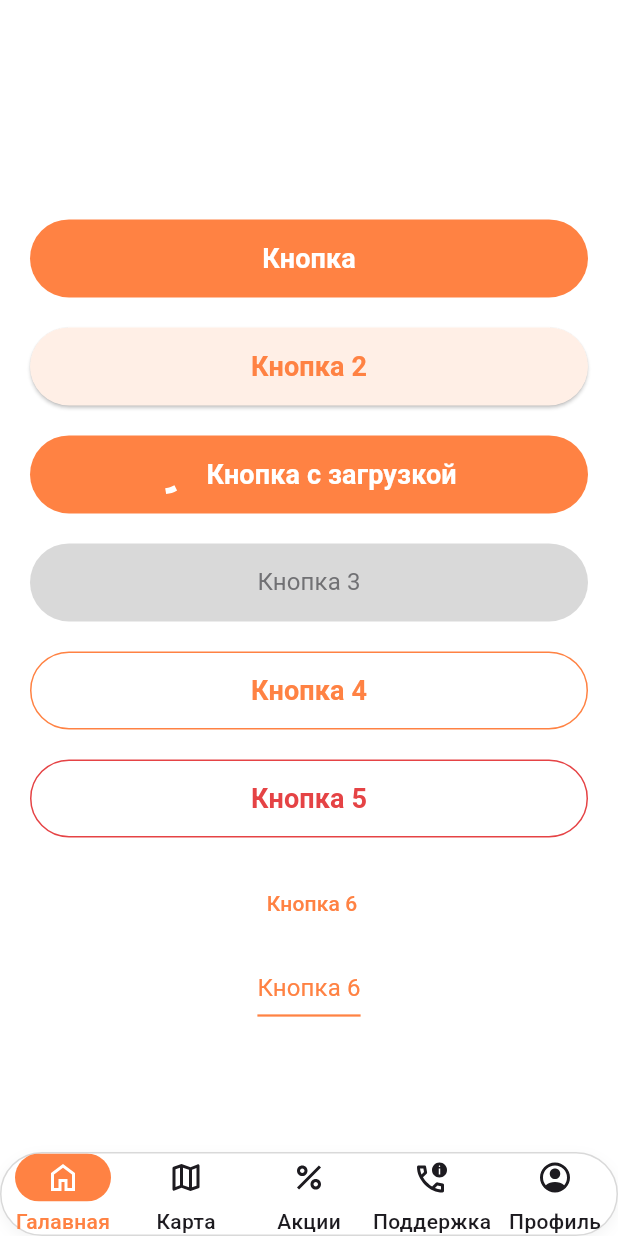
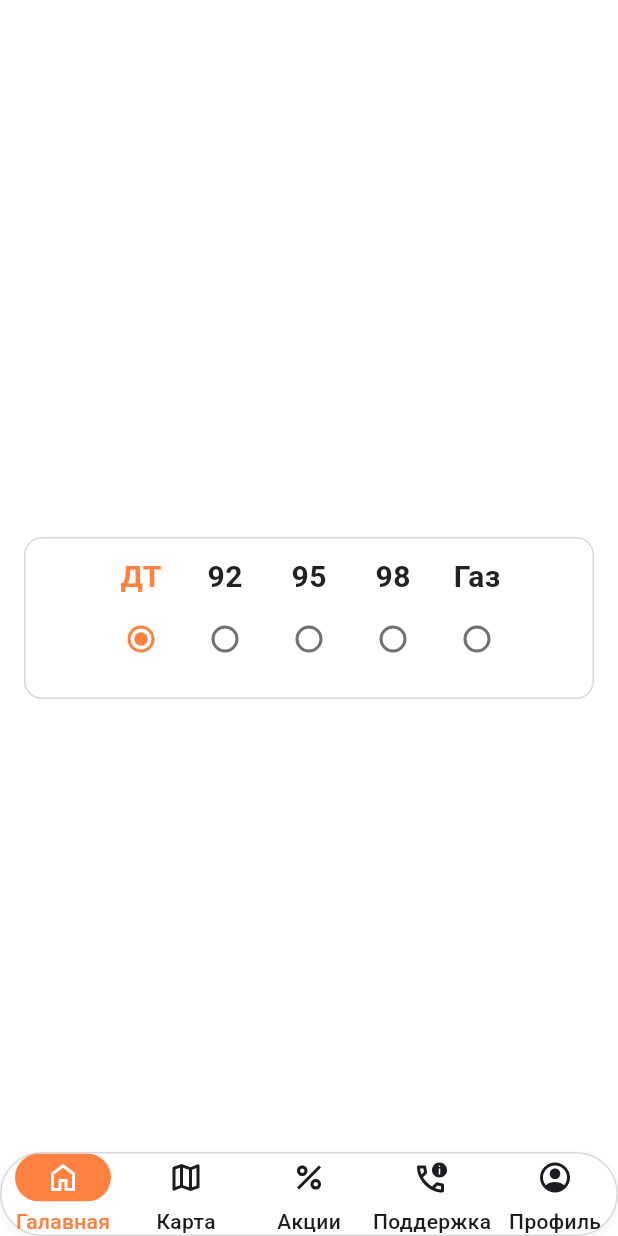
Before and after one commit to ArrGagiev/inforcom, a Flutter app: the screen it shows after launch, on a phone screen of 412 x 824 dp. Run offline on Flutter 3.47's test engine with Material 3 defaults, Android fonts, the phone set to English and light mode, and no system bars; drawn by our look-alikes of persistent_bottom_nav_bar_v2; our stand-ins replace flutter_svg; Roboto replaces fonts that are missing (RobotoFlex).

Commit message:
added radio button and fuel_type_selector

```diff
--- a/lib/core/resources/app_colors.dart
+++ b/lib/core/resources/app_colors.dart
@@ -12,7 +12,6 @@ class AppColors {
   static const yellow = Color(0xFFF5D545);
   static const red = Color(0xFFE54345);
   static const lightGray = Color(0xFFD9D9D9);
-  // тень на боттом баре
-  static const dropShadow15 = Color(0xFFB1B4B6);
+  static const dropShadow15 = Color(0xFFB1B4B6); // тень на боттом баре
   static const iconsBase = Color(0xFF1D1B20);
 }
--- /dev/null
+++ b/lib/core/widgets/radio_buttons/primary_radio_button.dart
@@ -0,0 +1,31 @@
+import 'package:flutter/material.dart';
+import 'package:inforcom/core/resources/app_colors.dart';
+
+class PrimaryRadioButton<T> extends StatelessWidget {
+  final T value;
+  final T? groupValue;
+  final ValueChanged<T?> onChanged;
+
+  const PrimaryRadioButton({
+    super.key,
+    required this.value,
+    required this.groupValue,
+    required this.onChanged,
+  });
+
+  @override
+  Widget build(BuildContext context) {
+    return Radio<T>(
+      value: value,
+      groupValue: groupValue,
+      onChanged: onChanged,
+      materialTapTargetSize: MaterialTapTargetSize.shrinkWrap,
+      fillColor: WidgetStateProperty.resolveWith<Color>((states) {
+        if (states.contains(WidgetState.selected)) {
+          return AppColors.accent;
+        }
+        return AppColors.secondaryText;
+      }),
+    );
+  }
+}
--- a/lib/features/main/main_page.dart
+++ b/lib/features/main/main_page.dart
@@ -6,6 +6,7 @@ import 'package:inforcom/core/widgets/buttons/primary_button.dart';
 import 'package:inforcom/core/widgets/buttons/secondary_button.dart';
 import 'package:inforcom/core/widgets/buttons/text_button.dart';
 import 'package:inforcom/core/widgets/buttons/underline_text_button.dart';
+import 'package:inforcom/features/profile/widgets/fuel_type_selector.dart';
 
 class MainPage extends StatelessWidget {
   const MainPage({super.key});
@@ -16,54 +17,55 @@ class MainPage extends StatelessWidget {
       child: Column(
         mainAxisAlignment: MainAxisAlignment.center,
         children: [
-          PrimaryButton(
-            margin: EdgeInsets.symmetric(horizontal: 20),
-            title: 'Кнопка',
-            onPressed: () {},
-          ),
-          SizedBox(height: 20),
-          SecondaryButton(
-            margin: EdgeInsets.symmetric(horizontal: 20),
-            title: 'Кнопка 2',
-            onPressed: () {},
-          ),
-          SizedBox(height: 20),
-          PrimaryButton(
-            margin: EdgeInsets.symmetric(horizontal: 20),
-            title: 'Кнопка с загрузкой',
-            onPressed: () {},
-            iconWidget: CircularProgressIndicator(color: AppColors.primary),
-          ),
-          SizedBox(height: 20),
-          PrimaryButton(
-            margin: EdgeInsets.symmetric(horizontal: 20),
-            title: 'Кнопка 3',
-            // onPressed: () {},
-          ),
-          SizedBox(height: 20),
-          OutlineButton(
-            margin: EdgeInsets.symmetric(horizontal: 20),
-            title: 'Кнопка 4',
-            onPressed: () {},
-          ),
-          SizedBox(height: 20),
-          DestructiveButton(
-            margin: EdgeInsets.symmetric(horizontal: 20),
-            title: 'Кнопка 5',
-            onPressed: () {},
-          ),
-          SizedBox(height: 20),
-          PrimaryTextButton(
-            margin: EdgeInsets.symmetric(horizontal: 20),
-            title: 'Кнопка 6',
-            onPressed: () {},
-          ),
-          SizedBox(height: 20),
-          UnderlinedTextButton(
-            padding: EdgeInsets.symmetric(horizontal: 20),
-            text: 'Кнопка 6',
-            onPressed: () {},
-          ),
+          // PrimaryButton(
+          //   margin: EdgeInsets.symmetric(horizontal: 20),
+          //   title: 'Кнопка',
+          //   onPressed: () {},
+          // ),
+          // SizedBox(height: 20),
+          // SecondaryButton(
+          //   margin: EdgeInsets.symmetric(horizontal: 20),
+          //   title: 'Кнопка 2',
+          //   onPressed: () {},
+          // ),
+          // SizedBox(height: 20),
+          // PrimaryButton(
+          //   margin: EdgeInsets.symmetric(horizontal: 20),
+          //   title: 'Кнопка с загрузкой',
+          //   onPressed: () {},
+          //   iconWidget: CircularProgressIndicator(color: AppColors.primary),
+          // ),
+          // SizedBox(height: 20),
+          // PrimaryButton(
+          //   margin: EdgeInsets.symmetric(horizontal: 20),
+          //   title: 'Кнопка 3',
+          //   // onPressed: () {},
+          // ),
+          // SizedBox(height: 20),
+          // OutlineButton(
+          //   margin: EdgeInsets.symmetric(horizontal: 20),
+          //   title: 'Кнопка 4',
+          //   onPressed: () {},
+          // ),
+          // SizedBox(height: 20),
+          // DestructiveButton(
+          //   margin: EdgeInsets.symmetric(horizontal: 20),
+          //   title: 'Кнопка 5',
+          //   onPressed: () {},
+          // ),
+          // SizedBox(height: 20),
+          // PrimaryTextButton(
+          //   margin: EdgeInsets.symmetric(horizontal: 20),
+          //   title: 'Кнопка 6',
+          //   onPressed: () {},
+          // ),
+          // SizedBox(height: 20),
+          // UnderlinedTextButton(
+          //   padding: EdgeInsets.symmetric(horizontal: 20),
+          //   text: 'Кнопка 6',
+          //   onPressed: () {},
+          // ),
+          FuelTypeSelector(),
         ],
       ),
     );
--- /dev/null
+++ b/lib/features/profile/widgets/fuel_type_selector.dart
@@ -0,0 +1,119 @@
+import 'package:flutter/material.dart';
+import 'package:inforcom/core/resources/app_colors.dart';
+import 'package:inforcom/core/resources/app_text_styles.dart';
+import 'package:inforcom/core/widgets/radio_buttons/primary_radio_button.dart';
+
+class FuelType {
+  final String name;
+  final bool selected;
+
+  FuelType({required this.name, required this.selected});
+
+  factory FuelType.fromJson(Map<String, dynamic> json) {
+    return FuelType(name: json['name'], selected: json['selected']);
+  }
+}
+
+class FuelTypeSelector extends StatefulWidget {
+  const FuelTypeSelector({super.key});
+
+  @override
+  State<FuelTypeSelector> createState() => _FuelTypeSelectorState();
+}
+
+class _FuelTypeSelectorState extends State<FuelTypeSelector> {
+  List<FuelType> fuelTypes = [];
+  String? selectedFuel;
+
+  @override
+  void initState() {
+    super.initState();
+    loadFuelTypes();
+  }
+
+  void loadFuelTypes() {
+    final responseFromServer = [
+      {"name": "ДТ", "selected": true},
+      {"name": "92", "selected": false},
+      {"name": "95", "selected": false},
+      {"name": "98", "selected": false},
+      {"name": "Газ", "selected": false},
+    ];
+
+    fuelTypes = responseFromServer
+        .map((json) => FuelType.fromJson(json))
+        .toList();
+
+    final initiallySelected = fuelTypes.firstWhere(
+      (f) => f.selected,
+      orElse: () => fuelTypes.first,
+    );
+
+    selectedFuel = initiallySelected.name;
+  }
+
+  @override
+  Widget build(BuildContext context) {
+    return Padding(
+      padding: const EdgeInsets.symmetric(horizontal: 16),
+      child: SizedBox(
+        height: 108,
+        width: MediaQuery.of(context).size.width,
+        child: DecoratedBox(
+          decoration: BoxDecoration(
+            border: Border.all(color: AppColors.lightGray),
+            borderRadius: BorderRadius.circular(12),
+          ),
+          child: Center(
+            child: Padding(
+              padding: const EdgeInsets.symmetric(vertical: 12),
+              child: ListView.separated(
+                shrinkWrap: true,
+                physics: NeverScrollableScrollPhysics(),
+                scrollDirection: Axis.horizontal,
+                itemCount: fuelTypes.length,
+                itemBuilder: (context, index) {
+                  final fuel = fuelTypes[index];
+                  final isSelected = selectedFuel == fuel.name;
+
+                  return InkWell(
+                    borderRadius: BorderRadius.circular(8),
+                    onTap: () {
+                      setState(() {
+                        selectedFuel = fuel.name;
+                      });
+                    },
+                    child: Column(
+                      crossAxisAlignment: CrossAxisAlignment.center,
+                      children: [
+                        Text(
+                          fuel.name,
+                          style: AppTextStyles.title1.copyWith(
+                            color: isSelected
+                                ? AppColors.accent
+                                : AppColors.primaryText,
+                          ),
+                        ),
+                        const SizedBox(height: 8),
+                        PrimaryRadioButton<String>(
+                          value: fuel.name,
+                          groupValue: selectedFuel,
+                          onChanged: (value) {
+                            setState(() {
+                              selectedFuel = value;
+                            });
+                          },
+                        ),
+                      ],
+                    ),
+                  );
+                },
+                separatorBuilder: (_, __) => const SizedBox(width: 16),
+              ),
+            ),
+          ),
+        ),
+      ),
+    );
+  }
+}
```
